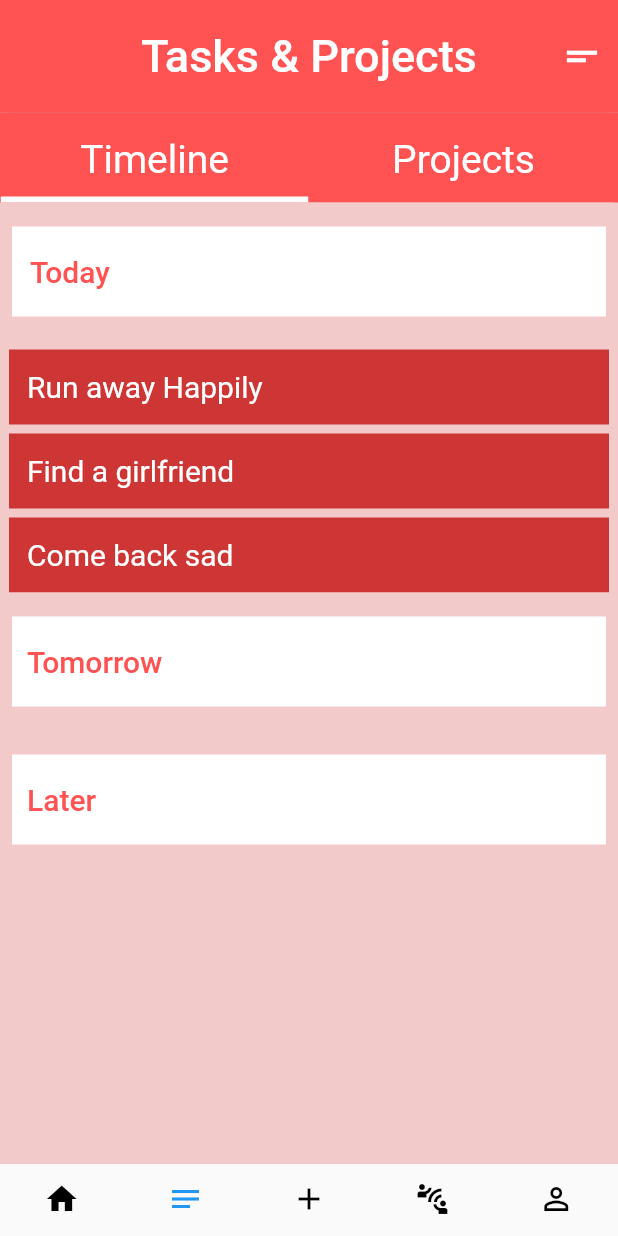
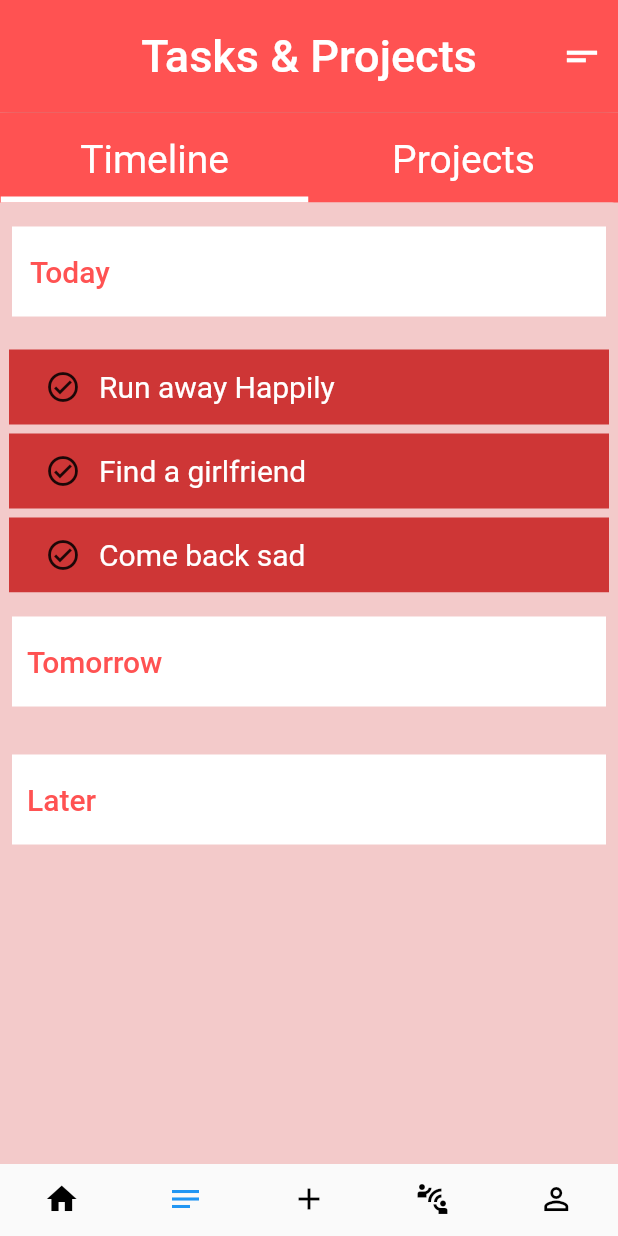
Before and after one commit to sherautcarsh/Recordatorio, a Flutter app: the screen it shows once a user with an empty profile is signed in, item 2 of the bottom bar chosen, on a phone screen of 412 x 824 dp. Run offline on Flutter 3.47's test engine with Material 2 defaults, Android fonts, the phone set to English and light mode, and no system bars; our stand-ins replace cloud_firestore, firebase_auth, firebase_core; accounts and stored records are empty; Roboto replaces fonts that are missing (arial).

Commit message:
Tasks frontend Added

```diff
--- a/lib/Pages/projects.dart
+++ b/lib/Pages/projects.dart
@@ -78,6 +78,10 @@ class _ProjectPageState extends State<ProjectPage>{
               ),
             ),
               (filterType=="timeline")?
+                  Expanded(
+                  child: SingleChildScrollView(
+                    scrollDirection: Axis.vertical,
+                    child :
                   Column(
                     crossAxisAlignment: CrossAxisAlignment.start,
                     children:[
@@ -119,6 +123,7 @@ class _ProjectPageState extends State<ProjectPage>{
                             child: Row(
                               children: [
                                 SizedBox(height: 0,width:10),
+                                IconButton(onPressed: (){}, icon: Icon(Icons.check_circle_outline_outlined), highlightColor: Colors.blue,),
                                 Text("Run away Happily", style: TextStyle(color: Color(0xFFFFFFFF),fontSize: 20),)
                               ],
                             ),
@@ -131,6 +136,7 @@ class _ProjectPageState extends State<ProjectPage>{
                             child: Row(
                               children: [
                                 SizedBox(height: 0,width:10),
+                                IconButton(onPressed: (){}, icon: Icon(Icons.check_circle_outline_outlined), highlightColor: Colors.blue,),
                                 Text("Find a girlfriend", style: TextStyle(color: Colors.white,fontSize: 20),)
                               ],
                             ),
@@ -143,6 +149,7 @@ class _ProjectPageState extends State<ProjectPage>{
                             child: Row(
                               children: [
                                 SizedBox(height: 0,width:10),
+                                IconButton(onPressed: (){}, icon: Icon(Icons.check_circle_outline_outlined), highlightColor: Colors.blue,),
                                 Text("Come back sad", style: TextStyle(color: Colors.white,fontSize: 20),)
                               ],
                             ),
@@ -187,6 +194,7 @@ class _ProjectPageState extends State<ProjectPage>{
                             child: Row(
                               children: [
                                 SizedBox(height: 0,width:10),
+                                IconButton(onPressed: (){}, icon: Icon(Icons.check_circle_outline_outlined), highlightColor: Colors.blue,),
                                 Text("Plan Better", style: TextStyle(color: Colors.white,fontSize: 20),)
                               ],
                             ),
@@ -199,7 +207,21 @@ class _ProjectPageState extends State<ProjectPage>{
                             child: Row(
                               children: [
                                 SizedBox(height: 0,width:10),
+                                IconButton(onPressed: (){}, icon: Icon(Icons.check_circle_outline_outlined), highlightColor: Colors.blue,),
                                 Text("Arranged Marriage?", style: TextStyle(color: Colors.white,fontSize: 20),)
+                              ],
+                            ),
+                          ),
+                          Container(
+                            margin: EdgeInsets.fromLTRB(6, 6, 6, 0),
+                            padding: EdgeInsets.all(2),
+                            height: 50,
+                            color: Color(0xFFCE3636),
+                            child: Row(
+                              children: [
+                                SizedBox(height: 0,width:10),
+                                IconButton(onPressed: (){}, icon: Icon(Icons.check_circle_outline_outlined), highlightColor: Colors.blue,),
+                                Text("Prepare to Live Alone", style: TextStyle(color: Colors.white,fontSize: 20),)
                               ],
                             ),
                           ),
@@ -243,6 +265,7 @@ class _ProjectPageState extends State<ProjectPage>{
                             child: Row(
                               children: [
                                 SizedBox(height: 0,width:10),
+                                IconButton(onPressed: (){}, icon: Icon(Icons.check_circle_outline_outlined), highlightColor: Colors.blue,),
                                 Text("Make a to-do app", style: TextStyle(color: Colors.white,fontSize: 20),)
                               ],
                             ),
@@ -255,6 +278,7 @@ class _ProjectPageState extends State<ProjectPage>{
                             child: Row(
                               children: [
                                 SizedBox(height: 0,width:10),
+                                IconButton(onPressed: (){}, icon: Icon(Icons.check_circle_outline_outlined), highlightColor: Colors.blue,),
                                 Text("Accept your fate", style: TextStyle(color: Colors.white,fontSize: 20),)
                               ],
                             ),
@@ -263,8 +287,10 @@ class _ProjectPageState extends State<ProjectPage>{
                       ):Container(),
 
 
-                ],):
-                  Container(
+                ],)))
+
+                  //PROJECTS
+                  : Container(
 
 
                   ),
```
